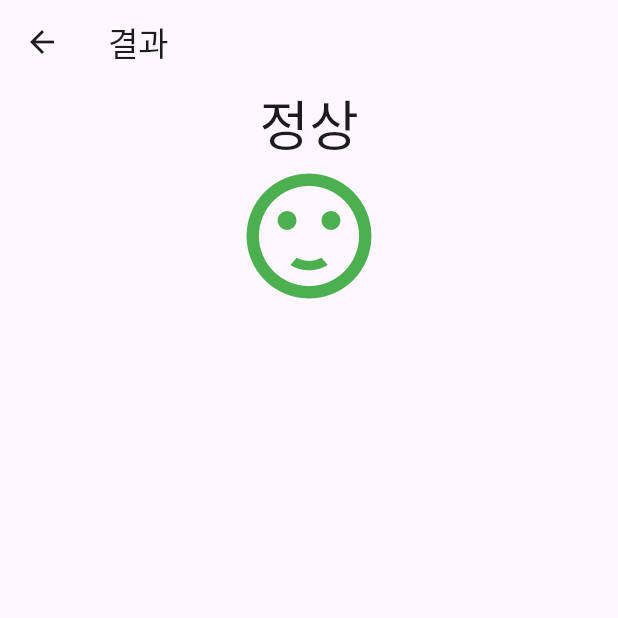
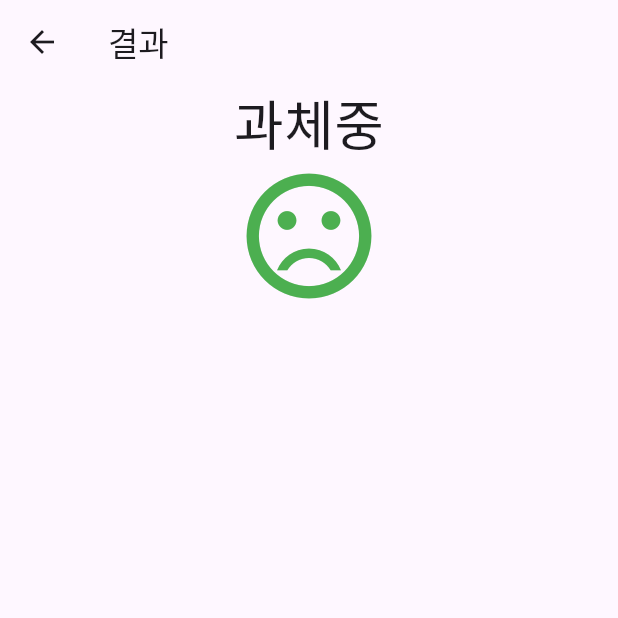
Before and after one commit to ParkGiTeak/bmi_calculator, a Flutter app: the ResultScreen screen opened directly, on a phone screen of 412 x 824 dp, the top half of it. Run offline on Flutter 3.47's test engine with Material 3 defaults, Android fonts, the phone set to English and light mode, and no system bars.

Commit message:
feat: ResultScreen Widget bmi 결과 Text Widget, Icon Widget bmi 지수에 따른 분기처리 사용하는 메서드 추가

```diff
--- a/lib/result/result_screen.dart
+++ b/lib/result/result_screen.dart
@@ -10,8 +10,48 @@ class ResultScreen extends StatelessWidget {
     required this.weight,
   });
 
+  String _calcBmi(double bmi) {
+    String result = '저체중';
+
+    if (bmi >= 35) {
+      result = '고도 비만';
+    } else if (bmi >= 30) {
+      result = '2단계 비만';
+    } else if (bmi >= 25) {
+      result = '1단계 비만';
+    } else if (bmi >= 23) {
+      result = '과체중';
+    } else if (bmi >= 18.5) {
+      result = '정상';
+    }
+    return result;
+  }
+
+  Widget _buildIcon(double bmi) {
+    Icon icon = Icon(
+      Icons.sentiment_dissatisfied,
+      color: Colors.green,
+      size: 100,
+    );
+    if (bmi >= 23) {
+      icon = Icon(
+        Icons.sentiment_very_dissatisfied,
+        color: Colors.green,
+        size: 100,
+      );
+    } else if (bmi >= 18.5) {
+      icon = Icon(
+        Icons.sentiment_satisfied,
+        color: Colors.green,
+        size: 100,
+      );
+    }
+    return icon;
+  }
+
   @override
   Widget build(BuildContext context) {
+    final bmi = weight / ((height / 100.0) * (height / 100.0));
     return Scaffold(
       appBar: AppBar(
         title: Text('결과'),
@@ -20,14 +60,10 @@ class ResultScreen extends StatelessWidget {
         child: Column(
           children: [
             Text(
-              '정상',
+              _calcBmi(bmi),
               style: TextStyle(fontSize: 36),
             ),
-            Icon(
-              Icons.sentiment_satisfied,
-              color: Colors.green,
-              size: 100,
-            ),
+            _buildIcon(bmi)
           ],
         ),
       ),
```
